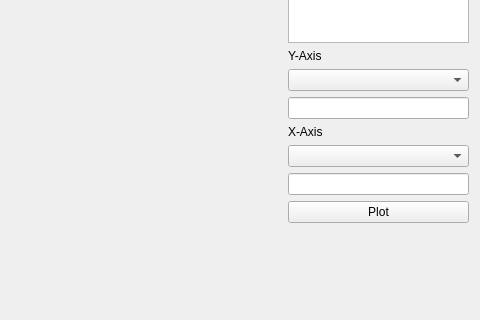
First picture: the form in ui/plotWindow.ui, repository IvanGranero/pktAnalyzer, before the edit; both pictures show x 445 to 925 and y 160 to 480 of the 925 by 727 pixel window.
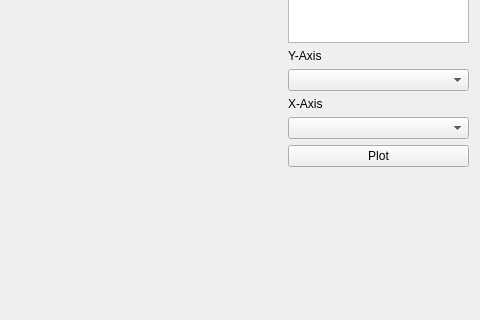
Second picture: the form after the edit.

```diff
--- a/ui/plotWindow.ui
+++ b/ui/plotWindow.ui
@@ -18,7 +18,7 @@
     <layout class="QVBoxLayout" name="plot_layout"/>
    </item>
    <item>
-    <layout class="QVBoxLayout" name="verticalLayout" stretch="0,0,0,0,0,0,0,0,50">
+    <layout class="QVBoxLayout" name="verticalLayout" stretch="0,0,0,0,0,0,50">
      <item>
       <widget class="QListWidget" name="chart_types">
        <property name="currentRow">
@@ -86,9 +86,6 @@
      <item>
       <widget class="QComboBox" name="dropdown_yaxis"/>
      </item>
-     <item>
-      <widget class="QLineEdit" name="yaxis"/>
-     </item>
      <item>
       <widget class="QLabel" name="labelx">
        <property name="text">
@@ -99,9 +96,6 @@
      <item>
       <widget class="QComboBox" name="dropdown_xaxis"/>
      </item>
-     <item>
-      <widget class="QLineEdit" name="xaxis"/>
-     </item>
      <item>
       <widget class="QPushButton" name="btn_plot">
        <property name="text">
```
